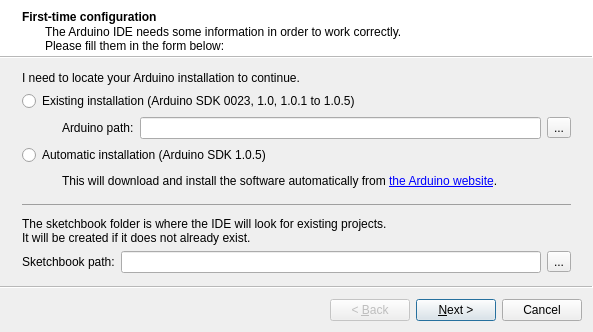
Above: gui/FirstTimeWizard.ui from mupuf/arduide before the change. Below: the same form after it.
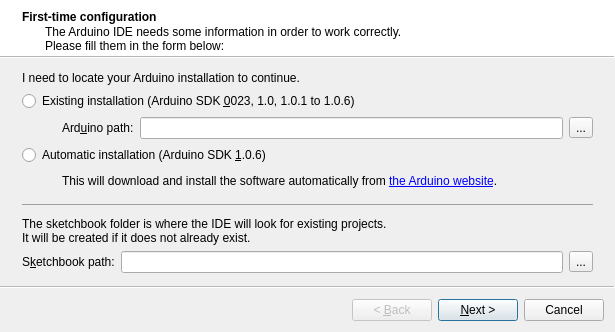
That is the form after the change. Icons and pictures are not drawn.

Commit message: add support for the arduino 1.0.6

```diff
--- a/gui/FirstTimeWizard.ui
+++ b/gui/FirstTimeWizard.ui
@@ -6,8 +6,8 @@
    <rect>
     <x>0</x>
     <y>0</y>
-    <width>593</width>
-    <height>318</height>
+    <width>615</width>
+    <height>330</height>
    </rect>
   </property>
   <property name="windowTitle">
@@ -37,7 +37,7 @@
     <item>
      <widget class="QRadioButton" name="existingInstallButton">
       <property name="text">
-       <string>Existing installation (Arduino SDK 0023, 1.0, 1.0.1 to 1.0.5)</string>
+       <string>Existing installation (Arduino SDK &amp;0023, 1.0, 1.0.1 to 1.0.6)</string>
       </property>
      </widget>
     </item>
@@ -64,7 +64,7 @@
         <item>
          <widget class="QLabel" name="label">
           <property name="text">
-           <string>Arduino path:</string>
+           <string>Ard&amp;uino path:</string>
           </property>
           <property name="buddy">
            <cstring>arduinoPathEdit</cstring>
@@ -92,7 +92,7 @@
     <item>
      <widget class="QRadioButton" name="automaticInstallButton">
       <property name="text">
-       <string>Automatic installation (Arduino SDK 1.0.5)</string>
+       <string>Automatic installation (Arduino SDK &amp;1.0.6)</string>
       </property>
      </widget>
     </item>
@@ -145,7 +145,7 @@
       <item>
        <widget class="QLabel" name="label_5">
         <property name="text">
-         <string>Sketchbook path:</string>
+         <string>S&amp;ketchbook path:</string>
         </property>
         <property name="buddy">
          <cstring>sketchbookPathEdit</cstring>
```
The commit also changes 6 other files.
